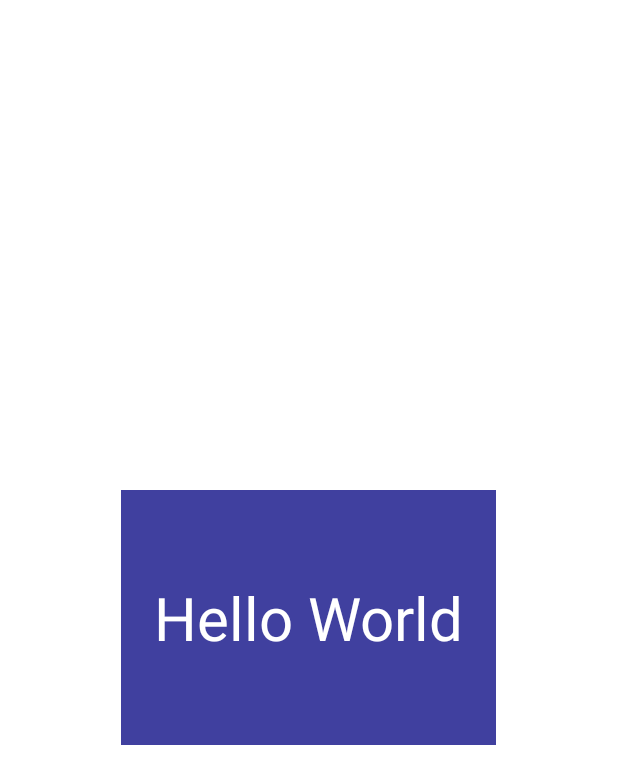
After one commit to IrinaBBB/TinderClone, an Android app: the layout item_card.xml on its own in the app's theme, with its tools: preview values and no code run, on a phone screen of 412 x 824 dp. The commit adds this screen. Shown: the top 784 px of the screen. Run offline under Robolectric (Android 15) with nearby library versions, the phone set to English and light mode, and no system bars.

Commit message:
add: initial setup for swiping cards

```diff
--- a/app/build.gradle
+++ b/app/build.gradle
@@ -29,6 +29,10 @@ android {
     kotlinOptions {
         jvmTarget = '1.8'
     }
+
+    buildFeatures {
+        viewBinding true
+    }
 }
 
 dependencies {
@@ -41,4 +45,6 @@ dependencies {
     testImplementation 'junit:junit:4.+'
     androidTestImplementation 'androidx.test.ext:junit:1.1.3'
     androidTestImplementation 'androidx.test.espresso:espresso-core:3.4.0'
+
+    implementation 'com.lorentzos.swipecards:library:1.0.9'
 }
--- /dev/null
+++ b/app/src/main/res/layout/item_card.xml
@@ -0,0 +1,35 @@
+<?xml version="1.0" encoding="utf-8"?>
+<FrameLayout xmlns:android="http://schemas.android.com/apk/res/android"
+    xmlns:tools="http://schemas.android.com/tools"
+    android:layout_gravity="center"
+    android:layout_width="250dp"
+    android:layout_height="170dp">
+
+    <TextView
+        android:id="@+id/helloText"
+        android:textSize="40sp"
+        android:textColor="@android:color/white"
+        android:background="#E339"
+        android:gravity="center"
+        tools:text="Hello World"
+        android:layout_width="match_parent"
+        android:layout_height="match_parent" />
+
+    <View
+        android:id="@+id/item_swipe_left_indicator"
+        android:alpha="0"
+        android:layout_width="20dp"
+        android:layout_height="20dp"
+        android:layout_margin="10dp"
+        android:background="#A5F" />
+
+    <View
+        android:id="@+id/item_swipe_right_indicator"
+        android:alpha="0"
+        android:layout_width="20dp"
+        android:layout_height="20dp"
+        android:layout_margin="10dp"
+        android:layout_gravity="right"
+        android:background="#5AF" />
+
+</FrameLayout>
```
Also changed, not shown: app/src/main/java/ru/irinavb/tinderclone/MainActivity.kt (+55 -2 lines), app/src/main/res/layout/activity_main.xml (+8 -5 lines), 1 other file.
